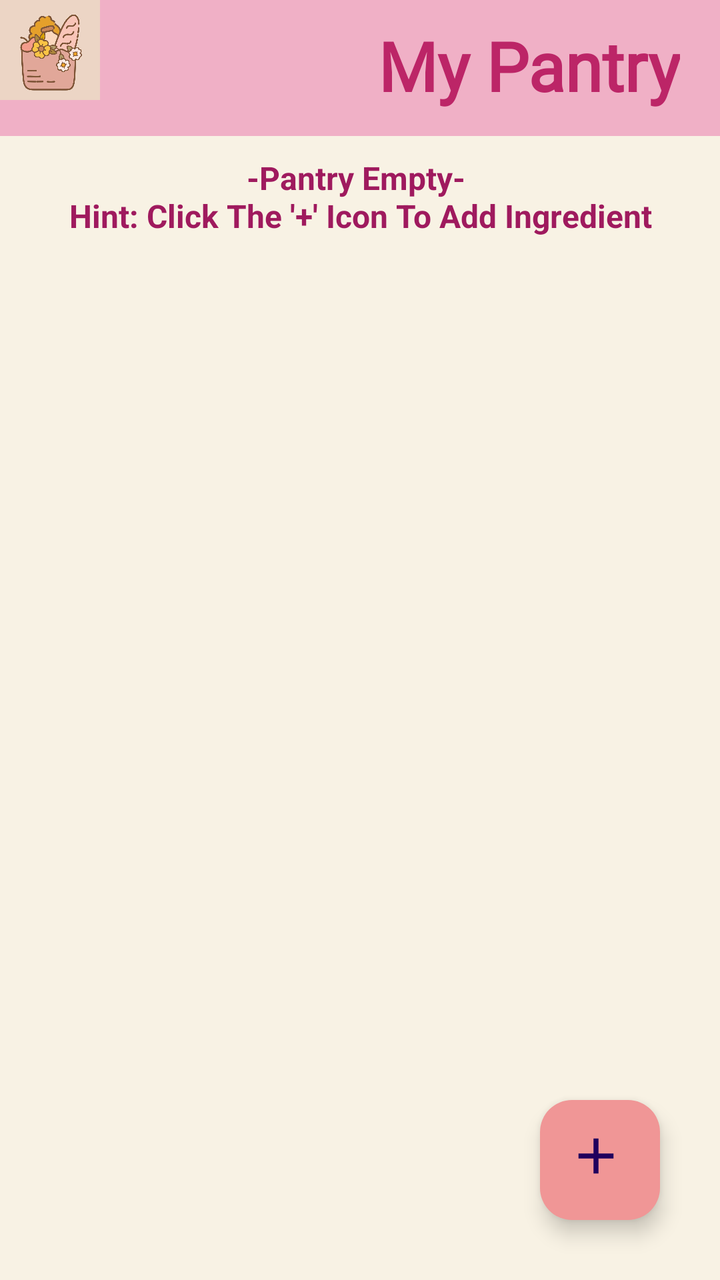
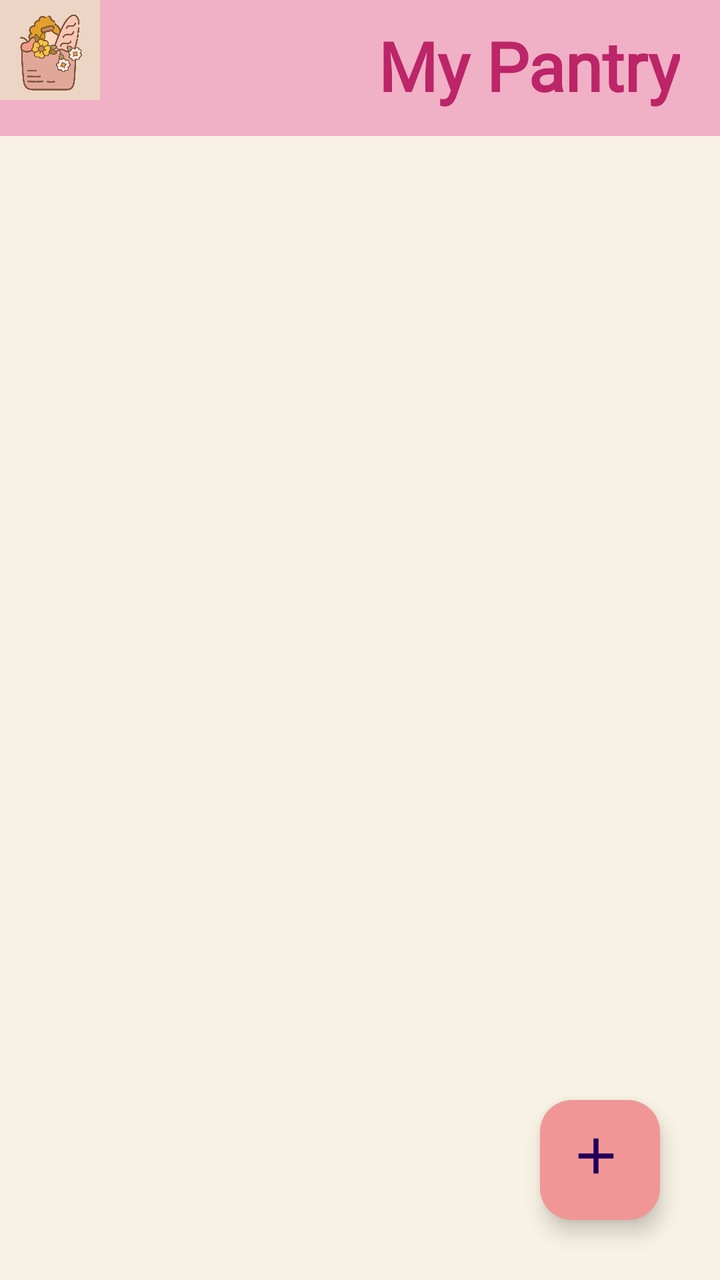

An Android layout rendered at two revisions. The XML below is the earlier revision; the diff shows what the commit changed to produce the second picture.
<!-- AndroidManifest.xml: application theme Theme.SmartPantryManager -->
<!-- res/layout/activity_main.xml -->
<?xml version="1.0" encoding="utf-8"?>
<LinearLayout xmlns:android="http://schemas.android.com/apk/res/android"
    xmlns:app="http://schemas.android.com/apk/res-auto"
    android:id="@+id/main"
    android:layout_width="match_parent"
    android:layout_height="match_parent"
    android:background="#F8F2E4"
    android:orientation="vertical">

    <include
        android:id="@+id/header"
        layout="@layout/header_layout" />

    <LinearLayout
        android:layout_width="match_parent"
        android:layout_height="match_parent"
        android:orientation="vertical">

        <TextView
            android:id="@+id/empty_pantry_msg"
            android:layout_width="match_parent"
            android:layout_height="64dp"
            android:padding="10dp"
            android:text="@string/empty_pantry_text"
            android:textAlignment="center"
            android:textColor="@color/empty_content_msg_text"
            android:textSize="16sp"
            android:textStyle="bold" />

        <FrameLayout
            android:layout_width="match_parent"
            android:layout_height="0dp"
            android:layout_weight="1"
            android:padding="10dp">

            <androidx.recyclerview.widget.RecyclerView
                android:layout_width="match_parent"
                android:layout_height="589dp" />

            <com.google.android.material.floatingactionbutton.FloatingActionButton
                android:id="@+id/add_ingredient_button"
                android:layout_width="60dp"
                android:layout_height="60dp"
                android:layout_gravity="bottom|end"
                android:clickable="true"
                android:contentDescription="@string/addition_button"
                android:focusable="true"
                android:scaleType="center"
                android:src="@drawable/outline_add_24"
                android:translationX="-20dp"
                android:translationY="-20dp"
                app:backgroundTint="@color/add_ingredient_btn_tint"
                app:maxImageSize="30dp" />

        </FrameLayout>
    </LinearLayout>

    <include
        android:id="@+id/nav_bar"
        layout="@layout/nav_bar" />
</LinearLayout>
<!-- res/layout/header_layout.xml (included above) -->
<?xml version="1.0" encoding="utf-8"?>
<LinearLayout xmlns:android="http://schemas.android.com/apk/res/android"
    android:id="@+id/header"
    android:layout_width="match_parent"
    android:layout_height="68dp"
    android:background="@color/title_bar_background"
    android:orientation="horizontal">

    <ImageView
        android:id="@+id/imageView"
        android:layout_width="40dp"
        android:layout_height="match_parent"
        android:layout_weight="1"
        android:contentDescription="@string/smart_pantry_logo"
        android:foregroundTint="#FEDE3692"
        android:scaleType="fitStart"
        android:src="@drawable/smart_pantry_logo" />

    <TextView
        android:id="@+id/header_title"
        android:layout_width="300dp"
        android:layout_height="match_parent"
        android:layout_weight="1"
        android:fontFamily="@font/calligraffitti"
        android:paddingTop="10dp"
        android:paddingEnd="20dp"
        android:text="@string/my_pantry"
        android:textAlignment="textEnd"
        android:textColor="@color/title_text"
        android:textIsSelectable="false"
        android:textSize="34sp"
        android:textStyle="bold" />

</LinearLayout>
<!-- res/layout/nav_bar.xml (included above) -->
<?xml version="1.0" encoding="utf-8"?>
<LinearLayout xmlns:android="http://schemas.android.com/apk/res/android"
    android:id="@+id/nav_bar"
    android:baselineAligned="false"
    android:orientation="horizontal"
    android:layout_width="match_parent"
    android:layout_height="79dp"
    android:background="@color/nav_bar_background">

    <LinearLayout
        android:id="@+id/recipe_tab"
        android:layout_width="0dp"
        android:layout_height="match_parent"
        android:layout_weight="1"
        android:clickable="true"
        android:focusable="true"
        android:contentDescription="@string/recipe_tab"
        android:orientation="vertical"
        android:padding="15dp">


        <ImageView
            android:id="@+id/imageView2"
            android:layout_width="match_parent"
            android:layout_height="wrap_content"
            android:contentDescription="@string/recipes"
            android:src="@drawable/recipe" />
    </LinearLayout>

    <View
        android:id="@+id/divider"
        android:layout_width="1dp"
        android:layout_height="match_parent"
        android:background="@color/divider_background"
        android:maxWidth="1dp"
        android:minWidth="1dp" />

    <LinearLayout
        android:id="@+id/pantry_tab"
        android:layout_width="0dp"
        android:layout_height="match_parent"
        android:layout_weight="1"
        android:clickable="true"
        android:focusable="true"
        android:contentDescription="@string/pantry_tab"
        android:orientation="vertical"
        android:padding="15dp">


        <ImageView
            android:id="@+id/imageView3"
            android:layout_width="match_parent"
            android:layout_height="wrap_content"
            android:contentDescription="@string/pantry"
            android:src="@drawable/pantry" />
    </LinearLayout>

    <View
        android:id="@+id/divider2"
        android:layout_width="1dp"
        android:layout_height="match_parent"
        android:background="@color/divider_background"
        android:maxWidth="1dp"
        android:minWidth="1dp" />

    <LinearLayout
        android:id="@+id/settings_tab"
        android:layout_width="0dp"
        android:layout_height="match_parent"
        android:layout_weight="1"
        android:clickable="true"
        android:focusable="true"
        android:contentDescription="@string/settings_tab"
        android:orientation="vertical"
        android:padding="15dp">

        <ImageView
            android:id="@+id/imageView4"
            android:layout_width="match_parent"
            android:layout_height="wrap_content"
            android:contentDescription="@string/settings"
            android:src="@drawable/settings" />
    </LinearLayout>

</LinearLayout>
<!-- resources referenced by this layout -->
<resources>
  <color name="add_ingredient_btn_tint">#F09696</color>
  <color name="divider_background">#AD3C74</color>
  <color name="empty_content_msg_text">#9F1A5E</color>
  <color name="nav_bar_background">#EFA5BE</color>
  <color name="title_bar_background">#F0B0C6</color>
  <color name="title_text">#BC2567</color>
  <!-- drawable outline_add_24 (drawable) -->
  <vector xmlns:android="http://schemas.android.com/apk/res/android" android:height="24dp" android:tint="#F4F7C4" android:viewportHeight="960" android:viewportWidth="960" android:width="24dp">
        
      <path android:fillColor="@android:color/white" android:pathData="M440,520L200,520L200,440L440,440L440,200L520,200L520,440L760,440L760,520L520,520L520,760L440,760L440,520Z"/>
      
  </vector>
  <!-- drawable pantry: png bitmap (drawable, 29431 bytes) -->
  <!-- drawable recipe: png bitmap (drawable, 45231 bytes) -->
  <!-- drawable settings: png bitmap (drawable, 16069 bytes) -->
  <!-- drawable smart_pantry_logo: png bitmap (drawable, 32805 bytes) -->
  <string name="addition_button">Add Recipe</string>
  <string name="empty_pantry_text">
          -Pantry Empty-
          \nHint: Click The '+' Icon To Add Ingredient
      </string>
  <string name="my_pantry">My Pantry</string>
  <string name="pantry">Pantry</string>
  <string name="pantry_tab">Pantry Tab</string>
  <string name="recipe_tab">Recipe Tab</string>
  <string name="recipes">Recipes</string>
  <string name="settings">Settings</string>
  <string name="settings_tab">Settings Tab</string>
  <string name="smart_pantry_logo">Smart Pantry Logo</string>
  <style name="Theme.SmartPantryManager" parent="Base.Theme.SmartPantryManager" />
  <style name="Base.Theme.SmartPantryManager" parent="Theme.Material3.DayNight.NoActionBar">
          
          
      </style>
</resources>

<!-- the commit's change to res/layout/activity_main.xml (unified diff, before → after) -->
@@ -25,7 +25,8 @@
             android:textAlignment="center"
             android:textColor="@color/empty_content_msg_text"
             android:textSize="16sp"
-            android:textStyle="bold" />
+            android:textStyle="bold"
+            android:visibility="gone" />
 
         <FrameLayout
             android:layout_width="match_parent"
@@ -34,6 +35,7 @@
             android:padding="10dp">
 
             <androidx.recyclerview.widget.RecyclerView
+                android:id="@+id/pantry_recycler_view"
                 android:layout_width="match_parent"
                 android:layout_height="589dp" />
 
